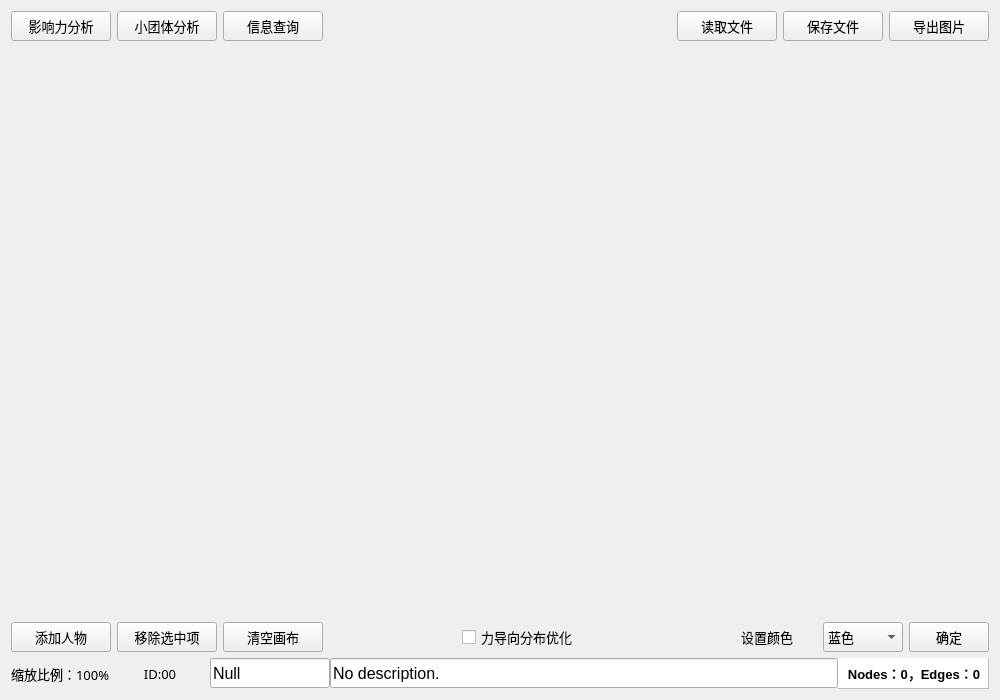
zzaiyan/SocialNetwork, file canvaswidget.ui: the form before one commit.
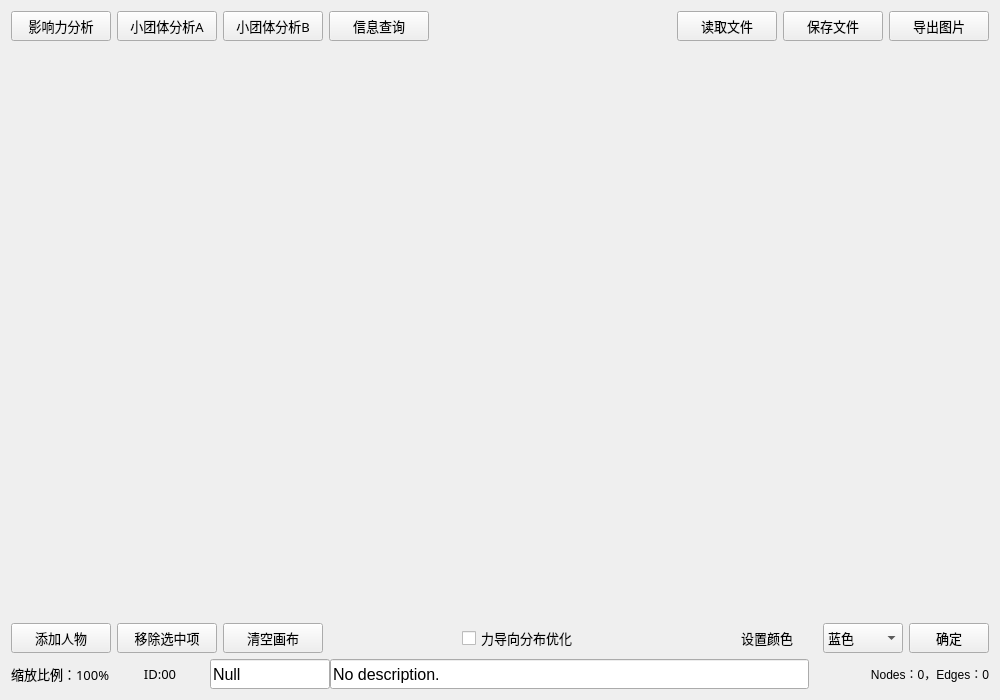
The form after the commit.

Commit message: 重构，添加python脚本，分析社交网络

Diff of the .ui file:
```diff
--- a/canvaswidget.ui
+++ b/canvaswidget.ui
@@ -58,7 +58,26 @@
           </font>
          </property>
          <property name="text">
-          <string>小团体分析</string>
+          <string>小团体分析A</string>
+         </property>
+        </widget>
+       </item>
+       <item>
+        <widget class="QPushButton" name="littleFamily_2">
+         <property name="minimumSize">
+          <size>
+           <width>100</width>
+           <height>30</height>
+          </size>
+         </property>
+         <property name="font">
+          <font>
+           <family>Microsoft YaHei</family>
+           <pointsize>10</pointsize>
+          </font>
+         </property>
+         <property name="text">
+          <string>小团体分析B</string>
          </property>
         </widget>
        </item>
@@ -479,19 +498,14 @@
        </item>
        <item>
         <widget class="QLabel" name="countLabel">
-         <property name="font">
-          <font>
-           <family>Microsoft YaHei UI</family>
-           <pointsize>10</pointsize>
-           <bold>true</bold>
-          </font>
+         <property name="minimumSize">
+          <size>
+           <width>180</width>
+           <height>0</height>
+          </size>
          </property>
          <property name="styleSheet">
-          <string notr="true">border: 1px solid #BEBFC2;
-border-top: 0px;
-border-left: 0px;
-background-color: white;
-padding: 5px;</string>
+          <string notr="true"/>
          </property>
          <property name="text">
           <string>Nodes：0，Edges：0</string>
```
The commit also changes 66 other files.
